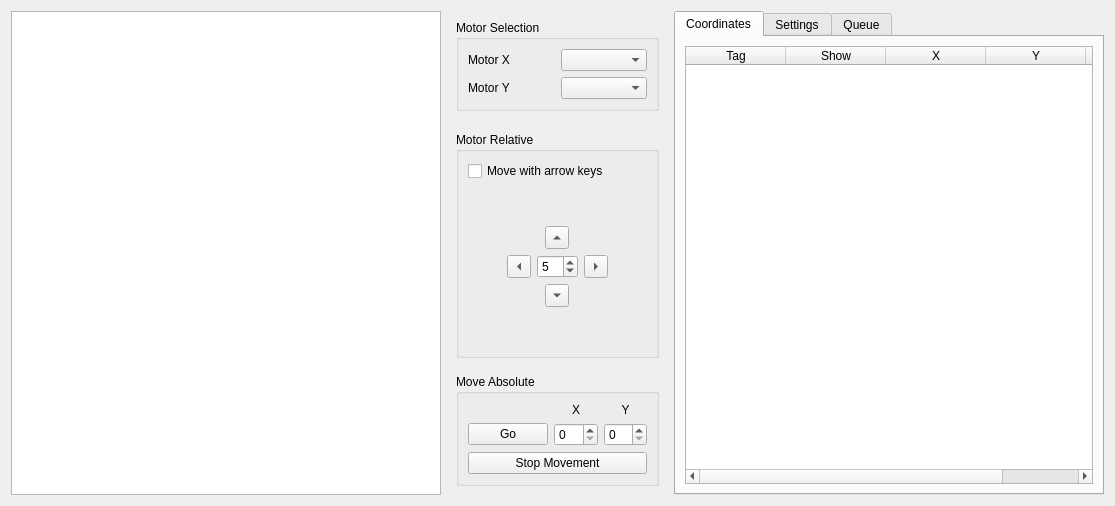
Qt form bec_widgets/examples/motor_movement/motor_controller.ui (bec-project/bec_widgets) before a commit.
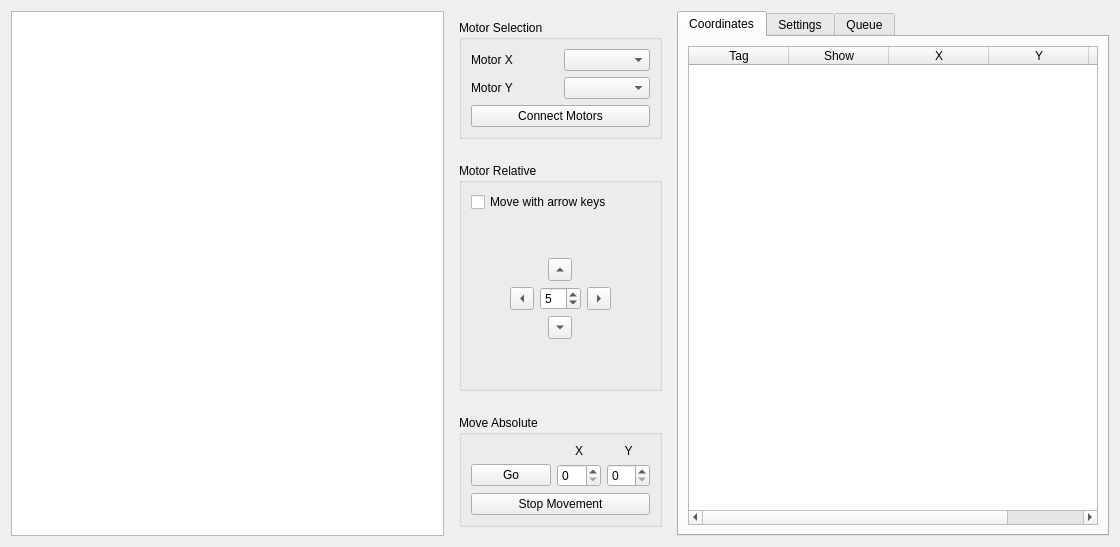
The same form after that commit. Custom widgets are drawn as their Qt base class.

Commit message: feat: motor selection

The edit to the form file:
```diff
--- a/bec_widgets/examples/motor_movement/motor_controller.ui
+++ b/bec_widgets/examples/motor_movement/motor_controller.ui
@@ -6,8 +6,8 @@
    <rect>
     <x>0</x>
     <y>0</y>
-    <width>1115</width>
-    <height>506</height>
+    <width>1120</width>
+    <height>547</height>
    </rect>
   </property>
   <property name="windowTitle">
@@ -43,6 +43,12 @@
            </property>
           </widget>
          </item>
+         <item row="1" column="1">
+          <widget class="QComboBox" name="comboBox_motor_x"/>
+         </item>
+         <item row="2" column="1">
+          <widget class="QComboBox" name="comboBox_motor_y"/>
+         </item>
          <item row="1" column="0">
           <widget class="QLabel" name="label_5">
            <property name="text">
@@ -50,11 +56,12 @@
            </property>
           </widget>
          </item>
-         <item row="1" column="1">
-          <widget class="QComboBox" name="comboBox"/>
-         </item>
-         <item row="2" column="1">
-          <widget class="QComboBox" name="comboBox_2"/>
+         <item row="3" column="0" colspan="2">
+          <widget class="QPushButton" name="pushButton_connecMotors">
+           <property name="text">
+            <string>Connect Motors</string>
+           </property>
+          </widget>
          </item>
         </layout>
        </widget>
```
Left out of the diff: 8 changed lines with no effect on the pictures. The commit also changes 1 other file.
